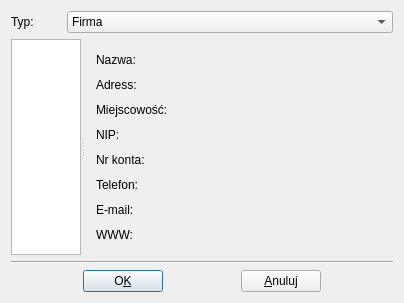
This is ui/BuyersList.ui in juliagoda/qfaktury as Qt 5 draws it before an edit. The edited form follows.
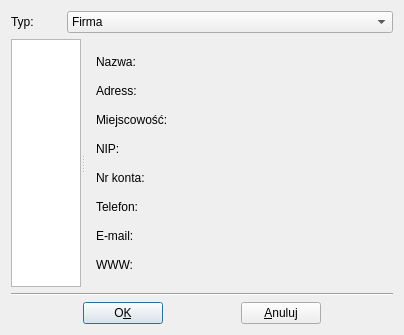
This is the edited form.

```diff
--- a/ui/BuyersList.ui
+++ b/ui/BuyersList.ui
@@ -6,8 +6,8 @@
    <rect>
     <x>0</x>
     <y>0</y>
-    <width>388</width>
-    <height>303</height>
+    <width>397</width>
+    <height>335</height>
    </rect>
   </property>
   <property name="windowTitle">
```
Left out of the diff: 5 changed lines with no effect on the pictures.
